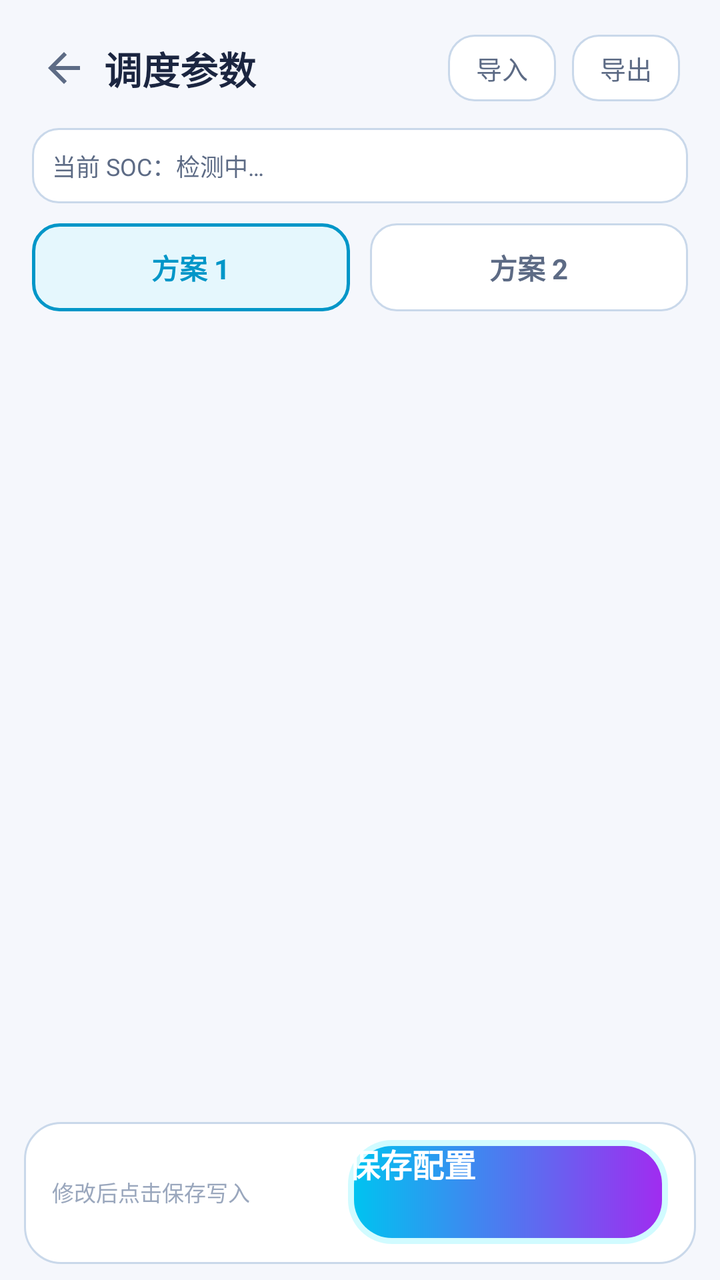
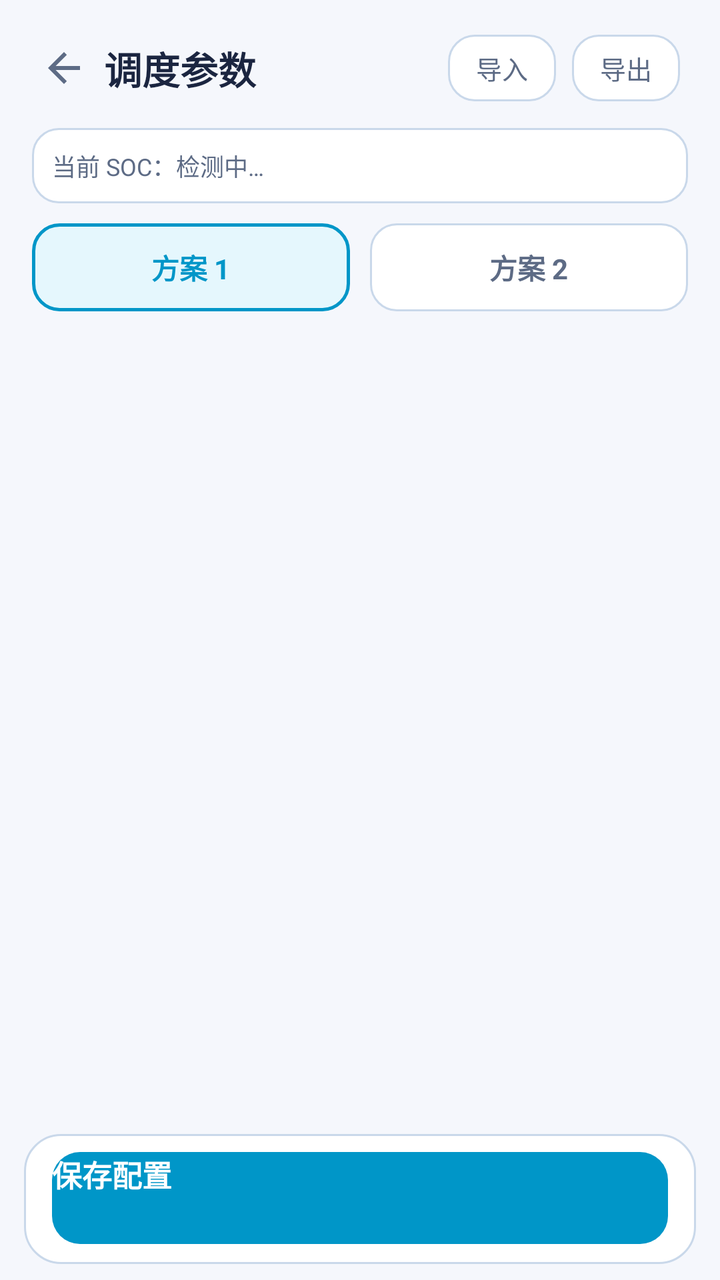

Two renders of the same Android screen: before a commit and after it. Below are the layout's source before the change and the commit's diff.
<!-- AndroidManifest.xml: application theme AppTheme -->
<!-- res/layout/activity_schedule.xml -->
<?xml version="1.0" encoding="utf-8"?>
<LinearLayout xmlns:android="http://schemas.android.com/apk/res/android"
    android:layout_width="match_parent"
    android:layout_height="match_parent"
    android:orientation="vertical">

    
    <LinearLayout
        android:layout_width="match_parent"
        android:layout_height="wrap_content"
        android:orientation="horizontal"
        android:gravity="center_vertical"
        android:paddingStart="12dp"
        android:paddingEnd="20dp"
        android:paddingTop="14dp"
        android:paddingBottom="10dp">

        <ImageView
            android:id="@+id/btnBack"
            android:layout_width="40dp"
            android:layout_height="40dp"
            android:padding="8dp"
            android:src="@drawable/ic_back"
            android:background="?android:attr/selectableItemBackgroundBorderless"
            android:contentDescription="返回" />

        <TextView
            android:layout_width="0dp"
            android:layout_height="wrap_content"
            android:layout_weight="1"
            android:text="调度参数"
            android:textColor="@color/textPrimary"
            android:textSize="19sp"
            android:textStyle="bold" />

        <TextView
            android:id="@+id/btnImport"
            android:layout_width="wrap_content"
            android:layout_height="wrap_content"
            android:layout_marginEnd="8dp"
            android:background="@drawable/bg_tab"
            android:paddingStart="14dp"
            android:paddingEnd="14dp"
            android:paddingTop="7dp"
            android:paddingBottom="7dp"
            android:text="导入"
            android:textColor="@color/textSecondary"
            android:textSize="13sp" />

        <TextView
            android:id="@+id/btnExport"
            android:layout_width="wrap_content"
            android:layout_height="wrap_content"
            android:background="@drawable/bg_tab"
            android:paddingStart="14dp"
            android:paddingEnd="14dp"
            android:paddingTop="7dp"
            android:paddingBottom="7dp"
            android:text="导出"
            android:textColor="@color/textSecondary"
            android:textSize="13sp" />
    </LinearLayout>

    
    <TextView
        android:id="@+id/socTip"
        android:layout_width="match_parent"
        android:layout_height="wrap_content"
        android:layout_marginStart="16dp"
        android:layout_marginEnd="16dp"
        android:background="@drawable/bg_tab"
        android:padding="10dp"
        android:text="当前 SOC：检测中…"
        android:textColor="@color/textSecondary"
        android:textSize="12sp" />

    
    <LinearLayout
        android:layout_width="match_parent"
        android:layout_height="wrap_content"
        android:orientation="horizontal"
        android:layout_marginStart="16dp"
        android:layout_marginEnd="16dp"
        android:layout_marginTop="10dp">

        <TextView
            android:id="@+id/tabA"
            android:layout_width="0dp"
            android:layout_height="44dp"
            android:layout_weight="1"
            android:gravity="center"
            android:background="@drawable/bg_tab_sel"
            android:text="方案 1"
            android:textColor="@color/accent"
            android:textSize="14sp"
            android:textStyle="bold" />

        <View
            android:layout_width="10dp"
            android:layout_height="1dp" />

        <TextView
            android:id="@+id/tabB"
            android:layout_width="0dp"
            android:layout_height="44dp"
            android:layout_weight="1"
            android:gravity="center"
            android:background="@drawable/bg_tab"
            android:text="方案 2"
            android:textColor="@color/textSecondary"
            android:textSize="14sp"
            android:textStyle="bold" />
    </LinearLayout>

    <ScrollView
        android:id="@+id/scroll"
        android:layout_width="match_parent"
        android:layout_height="0dp"
        android:layout_weight="1"
        android:scrollbars="none">

        <LinearLayout
            android:id="@+id/modesContainer"
            android:layout_width="match_parent"
            android:layout_height="wrap_content"
            android:orientation="vertical"
            android:paddingStart="16dp"
            android:paddingEnd="16dp"
            android:paddingTop="14dp"
            android:paddingBottom="24dp" />
    </ScrollView>

    
    <LinearLayout
        android:layout_width="match_parent"
        android:layout_height="wrap_content"
        android:layout_marginStart="12dp"
        android:layout_marginEnd="12dp"
        android:layout_marginBottom="8dp"
        android:orientation="horizontal"
        android:gravity="center_vertical"
        android:paddingStart="14dp"
        android:paddingEnd="14dp"
        android:paddingTop="9dp"
        android:paddingBottom="10dp"
        android:background="@drawable/bg_card">

        <TextView
            android:id="@+id/saveHint"
            android:layout_width="0dp"
            android:layout_height="wrap_content"
            android:layout_weight="1"
            android:text="修改后点击保存写入"
            android:textColor="@color/textDim"
            android:textSize="11sp" />

        <Button
            android:id="@+id/saveBtn"
            android:layout_width="160dp"
            android:layout_height="52dp"
            android:background="@drawable/btn_primary"
            android:text="保存配置"
            android:textColor="#FFFFFF"
            android:textSize="16sp"
            android:textStyle="bold" />
    </LinearLayout>
</LinearLayout>
<!-- resources referenced by this layout -->
<resources>
  <color name="accent">#0096C8</color>
  <color name="textDim">#9AA7BD</color>
  <color name="textPrimary">#1B2540</color>
  <color name="textSecondary">#5D6B85</color>
  <!-- drawable bg_card (drawable) -->
  <?xml version="1.0" encoding="utf-8"?>
  <shape xmlns:android="http://schemas.android.com/apk/res/android">
      <solid android:color="@color/bgCard" />
      <corners android:radius="18dp" />
      <stroke android:width="1dp" android:color="@color/bgCardStroke" />
  </shape>
  <!-- drawable bg_tab (drawable) -->
  <?xml version="1.0" encoding="utf-8"?>
  <shape xmlns:android="http://schemas.android.com/apk/res/android">
      <solid android:color="@color/bgCard" />
      <corners android:radius="13dp" />
      <stroke android:width="1dp" android:color="@color/bgCardStroke" />
  </shape>
  <!-- drawable bg_tab_sel (drawable) -->
  <?xml version="1.0" encoding="utf-8"?>
  <shape xmlns:android="http://schemas.android.com/apk/res/android">
      <solid android:color="@color/accentSoft" />
      <corners android:radius="13dp" />
      <stroke android:width="1.5dp" android:color="@color/accent" />
  </shape>
  <!-- drawable btn_primary (drawable) -->
  <?xml version="1.0" encoding="utf-8"?>
  <layer-list xmlns:android="http://schemas.android.com/apk/res/android">
      <item>
          <shape>
              <solid android:color="#2E00E5FF" />
              <corners android:radius="22dp" />
          </shape>
      </item>
      <item android:left="3dp" android:top="3dp" android:right="3dp" android:bottom="3dp">
          <shape>
              <gradient android:startColor="#00C3F0" android:endColor="#A02CF0" android:angle="0" />
              <corners android:radius="19dp" />
          </shape>
      </item>
  </layer-list>
  <!-- drawable ic_back (drawable) -->
  <?xml version="1.0" encoding="utf-8"?>
  <vector xmlns:android="http://schemas.android.com/apk/res/android"
      android:width="24dp" android:height="24dp"
      android:viewportWidth="24" android:viewportHeight="24">
      <path android:fillColor="#5D6B85"
          android:pathData="M20,11H7.83l5.59,-5.59L12,4l-8,8 8,8 1.41,-1.41L7.83,13H20v-2z" />
  </vector>
  <style name="AppTheme" parent="android:Theme.Material.Light.NoActionBar">
          <item name="android:windowIsTranslucent">true</item>
          <item name="android:windowBackground">@color/bg</item>
          <item name="android:colorPrimary">@color/accent</item>
          <item name="android:colorAccent">@color/accent</item>
          <item name="android:statusBarColor">@color/bg</item>
          <item name="android:navigationBarColor">@color/bg</item>
          
          <item name="android:enforceStatusBarContrast">false</item>
          <item name="android:enforceNavigationBarContrast">false</item>
          <item name="android:windowLightStatusBar">true</item>
          <item name="android:colorControlActivated">@color/accent</item>
          <item name="android:colorControlNormal">@color/textDim</item>
      </style>
  <color name="bgCard">#FFFFFF</color>
  <color name="bgCardStroke">#C9D8EA</color>
  <color name="accentSoft">#E5F7FD</color>
  <color name="bg">#F5F7FC</color>
</resources>

<!-- the commit's change to res/layout/activity_schedule.xml (unified diff, before → after) -->
@@ -145,23 +145,14 @@
         android:paddingBottom="10dp"
         android:background="@drawable/bg_card">
 
-        <TextView
-            android:id="@+id/saveHint"
-            android:layout_width="0dp"
-            android:layout_height="wrap_content"
-            android:layout_weight="1"
-            android:text="修改后点击保存写入"
-            android:textColor="@color/textDim"
-            android:textSize="11sp" />
-
         <Button
             android:id="@+id/saveBtn"
-            android:layout_width="160dp"
-            android:layout_height="52dp"
+            android:layout_width="match_parent"
+            android:layout_height="46dp"
             android:background="@drawable/btn_primary"
             android:text="保存配置"
             android:textColor="#FFFFFF"
-            android:textSize="16sp"
+            android:textSize="15sp"
             android:textStyle="bold" />
     </LinearLayout>
 </LinearLayout>
<!-- resource entries referenced after the edit -->
@@ -1,7 +1,6 @@
 <!-- resources referenced by this layout -->
 <resources>
   <color name="accent">#0096C8</color>
-  <color name="textDim">#9AA7BD</color>
   <color name="textPrimary">#1B2540</color>
   <color name="textSecondary">#5D6B85</color>
   <!-- drawable bg_card (drawable) -->
@@ -27,20 +26,10 @@
   </shape>
   <!-- drawable btn_primary (drawable) -->
   <?xml version="1.0" encoding="utf-8"?>
-  <layer-list xmlns:android="http://schemas.android.com/apk/res/android">
-      <item>
-          <shape>
-              <solid android:color="#2E00E5FF" />
-              <corners android:radius="22dp" />
-          </shape>
-      </item>
-      <item android:left="3dp" android:top="3dp" android:right="3dp" android:bottom="3dp">
-          <shape>
-              <gradient android:startColor="#00C3F0" android:endColor="#A02CF0" android:angle="0" />
-              <corners android:radius="19dp" />
-          </shape>
-      </item>
-  </layer-list>
+  <shape xmlns:android="http://schemas.android.com/apk/res/android">
+      <solid android:color="@color/accent" />
+      <corners android:radius="14dp" />
+  </shape>
   <!-- drawable ic_back (drawable) -->
   <?xml version="1.0" encoding="utf-8"?>
   <vector xmlns:android="http://schemas.android.com/apk/res/android"
@@ -67,5 +56,6 @@
   <color name="bgCardStroke">#C9D8EA</color>
   <color name="accentSoft">#E5F7FD</color>
   <color name="bg">#F5F7FC</color>
+  <color name="textDim">#9AA7BD</color>
 </resources>
 
